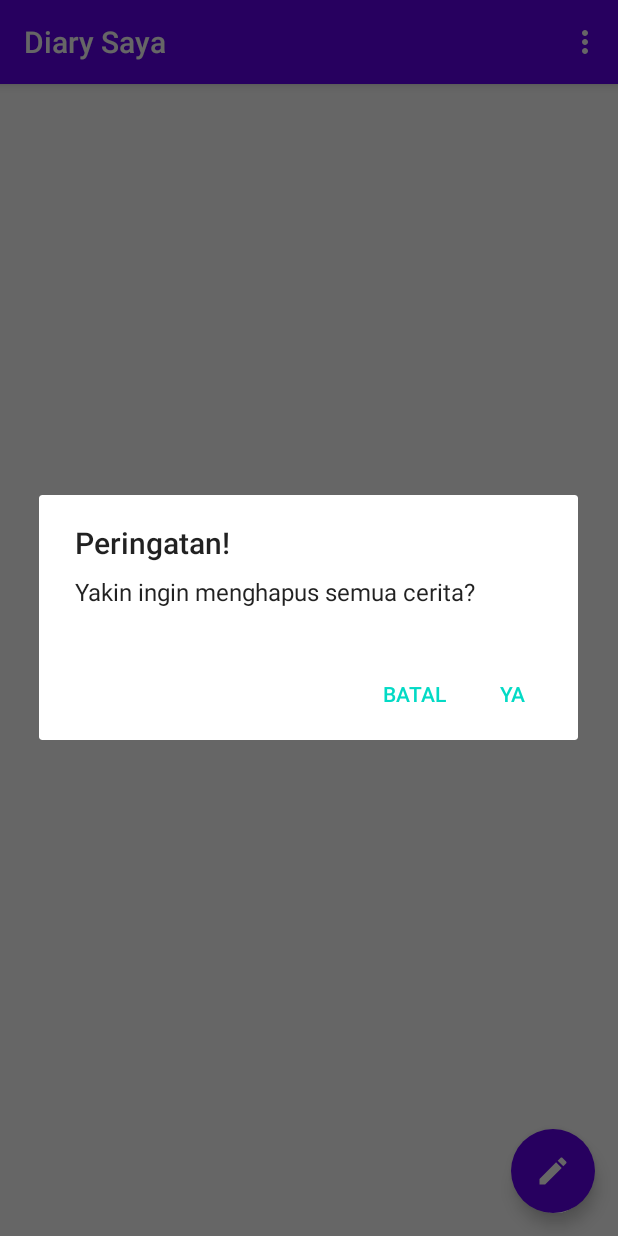
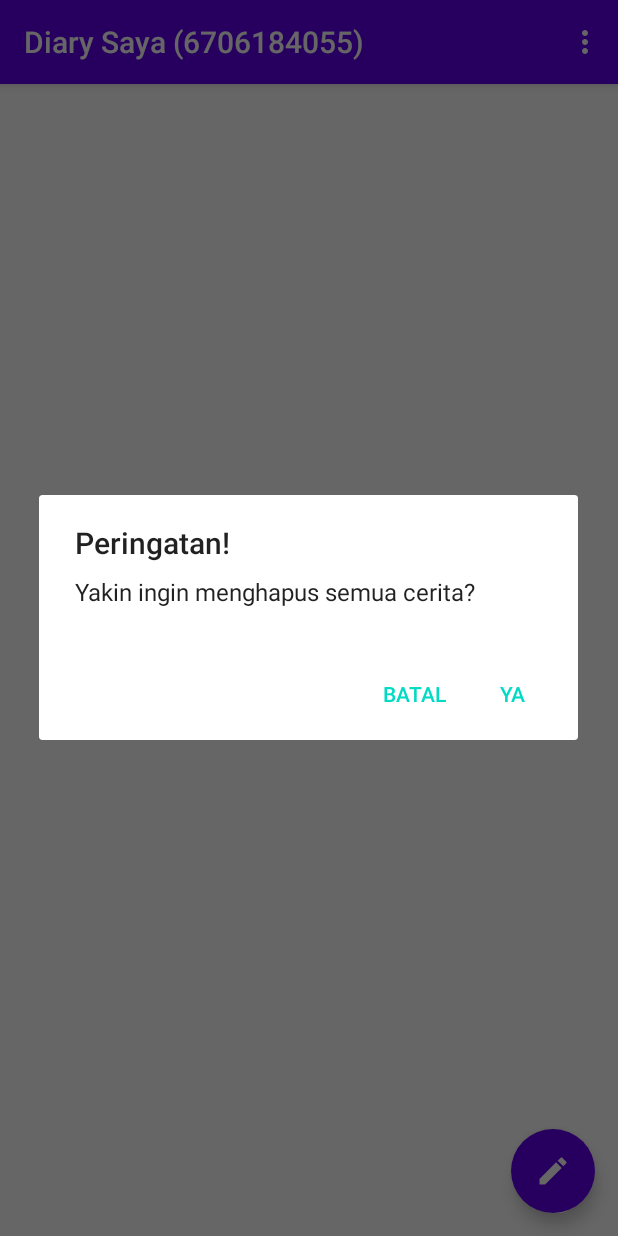
Before and after one commit to azmirizkifar20/Diary-Apps-Kotlin-MVVM, an Android app: the screen it shows after launch (MainActivity), in the options menu, after a tap on "Hapus Diary", on a phone screen of 412 x 824 dp. Run offline under Robolectric (Android 15) with nearby library versions, the phone set to English and light mode, and no system bars; our stand-ins replace Room's generated code, data binding, navigation-ui.

```diff
--- a/app/src/main/java/org/d3if4055/diaryjurnal/ui/home/HomeFragment.kt
+++ b/app/src/main/java/org/d3if4055/diaryjurnal/ui/home/HomeFragment.kt
@@ -138,6 +138,6 @@ class HomeFragment : Fragment(),
 
     private fun judul() {
         val getActivity = activity!! as MainActivity
-        getActivity.supportActionBar?.title = "Diary Saya"
+        getActivity.supportActionBar?.title = "Diary Saya (6706184055)"
     }
 }
```
